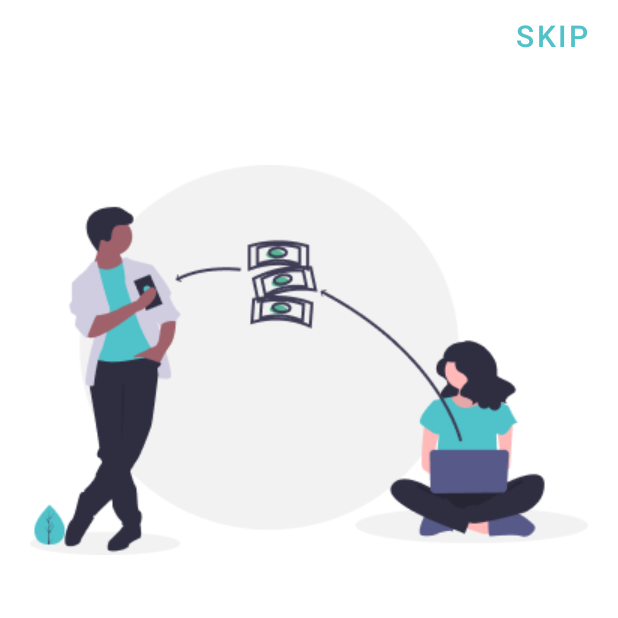
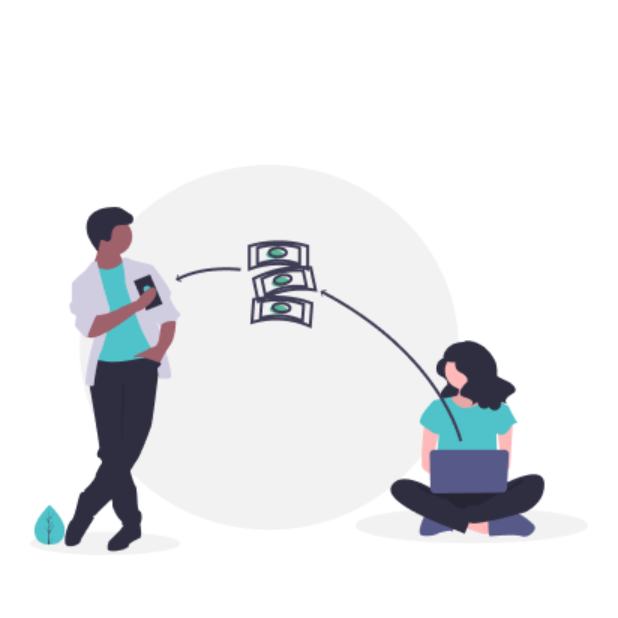
Before and after one commit to France2702/ExpenseManaging, an Android app: the screen it shows after launch (MainActivity), on a phone screen of 412 x 824 dp, the top half of it. Run offline under Robolectric (Android 15) with nearby library versions, the phone set to English and light mode, and no system bars.

```diff
--- a/app/src/main/res/layout/activity_main.xml
+++ b/app/src/main/res/layout/activity_main.xml
@@ -6,17 +6,6 @@
     android:layout_width="match_parent"
     android:layout_height="match_parent"
     tools:context=".MainActivity">
-
-    <Button
-        android:id="@+id/skipButton"
-        android:layout_width="wrap_content"
-        android:layout_height="wrap_content"
-        android:background="#00000000"
-        android:text="Skip"
-        android:textColor="@color/buttontext"
-        android:textSize="20sp"
-        app:layout_constraintEnd_toEndOf="parent"
-        app:layout_constraintTop_toTopOf="parent" />
 
     <androidx.viewpager.widget.ViewPager
         android:id="@+id/slideViewPager"
--- a/app/src/main/res/layout/fragment_log_in.xml
+++ b/app/src/main/res/layout/fragment_log_in.xml
@@ -33,7 +33,6 @@
         android:id="@+id/imageView"
         android:layout_width="wrap_content"
         android:layout_height="wrap_content"
-        android:layout_marginTop="4dp"
         android:contentDescription="Background"
         android:src="@drawable/log_in_top_background1"
         app:layout_constraintEnd_toEndOf="parent"
```
Also changed, not shown: app/src/main/res/layout/activity_add_transaction.xml (+8 -7 lines).
